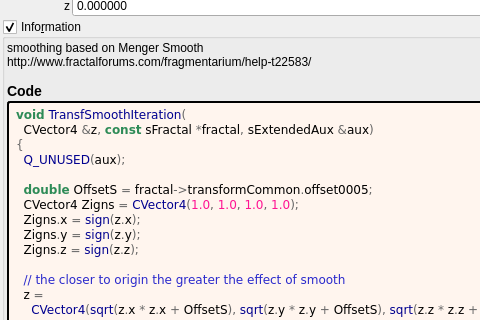
buddhi1980/mandelbulber2, file mandelbulber2/formula/ui/transf_smooth.ui: the form before one commit; both pictures show x 0 to 480 and y 127 to 447 of the 862 by 1005 pixel window.
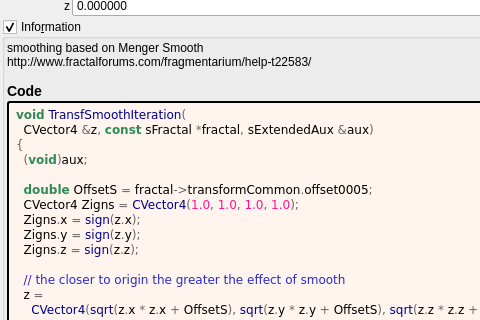
The form after the commit. Custom widgets are drawn as their Qt base class.

What changed in the file:
```diff
--- a/mandelbulber2/formula/ui/transf_smooth.ui
+++ b/mandelbulber2/formula/ui/transf_smooth.ui
@@ -321,7 +321,7 @@
 &lt;pre style=&quot;color:#000000; background-color:#fff5ee;  font-family:&#039;Courier New&#039;,monospace;white-space: pre-wrap;&quot;&gt;&lt;span style=&quot;color:#2e8b57; font-weight:bold&quot;&gt;void&lt;/span&gt; &lt;span style=&quot;color:#00008f&quot;&gt;TransfSmoothIteration&lt;/span&gt;&lt;span style=&quot;color:#676767&quot;&gt;(&lt;/span&gt;
   CVector4 &lt;span style=&quot;color:#676767&quot;&gt;&amp;amp;&lt;/span&gt;z&lt;span style=&quot;color:#676767&quot;&gt;,&lt;/span&gt; &lt;span style=&quot;color:#2e8b57; font-weight:bold&quot;&gt;const&lt;/span&gt; sFractal &lt;span style=&quot;color:#676767&quot;&gt;*&lt;/span&gt;fractal&lt;span style=&quot;color:#676767&quot;&gt;,&lt;/span&gt; sExtendedAux &lt;span style=&quot;color:#676767&quot;&gt;&amp;amp;&lt;/span&gt;aux&lt;span style=&quot;color:#676767&quot;&gt;)&lt;/span&gt;
 &lt;span style=&quot;color:#676767&quot;&gt;{&lt;/span&gt;
-  &lt;span style=&quot;color:#00008f&quot;&gt;Q_UNUSED&lt;/span&gt;&lt;span style=&quot;color:#676767&quot;&gt;(&lt;/span&gt;aux&lt;span style=&quot;color:#676767&quot;&gt;);&lt;/span&gt;
+  &lt;span style=&quot;color:#676767&quot;&gt;(&lt;/span&gt;&lt;span style=&quot;color:#2e8b57; font-weight:bold&quot;&gt;void&lt;/span&gt;&lt;span style=&quot;color:#676767&quot;&gt;)&lt;/span&gt;aux&lt;span style=&quot;color:#676767&quot;&gt;;&lt;/span&gt;
 
   &lt;span style=&quot;color:#2e8b57; font-weight:bold&quot;&gt;double&lt;/span&gt; OffsetS &lt;span style=&quot;color:#676767&quot;&gt;=&lt;/span&gt; fractal&lt;span style=&quot;color:#676767&quot;&gt;-&amp;gt;&lt;/span&gt;transformCommon&lt;span style=&quot;color:#676767&quot;&gt;.&lt;/span&gt;offset0005&lt;span style=&quot;color:#676767&quot;&gt;;&lt;/span&gt;
   CVector4 Zigns &lt;span style=&quot;color:#676767&quot;&gt;=&lt;/span&gt; &lt;span style=&quot;color:#00008f&quot;&gt;CVector4&lt;/span&gt;&lt;span style=&quot;color:#676767&quot;&gt;(&lt;/span&gt;&lt;span style=&quot;color:#ff1493&quot;&gt;1.0&lt;/span&gt;&lt;span style=&quot;color:#676767&quot;&gt;,&lt;/span&gt; &lt;span style=&quot;color:#ff1493&quot;&gt;1.0&lt;/span&gt;&lt;span style=&quot;color:#676767&quot;&gt;,&lt;/span&gt; &lt;span style=&quot;color:#ff1493&quot;&gt;1.0&lt;/span&gt;&lt;span style=&quot;color:#676767&quot;&gt;,&lt;/span&gt; &lt;span style=&quot;color:#ff1493&quot;&gt;1.0&lt;/span&gt;&lt;span style=&quot;color:#676767&quot;&gt;);&lt;/span&gt;
```
